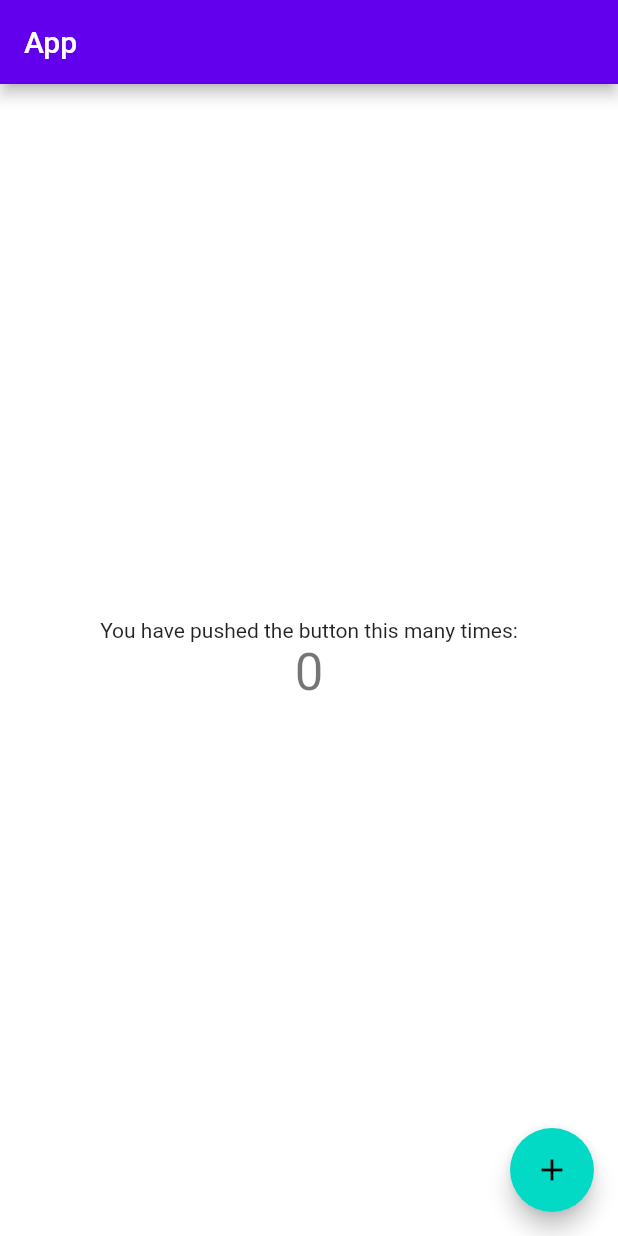
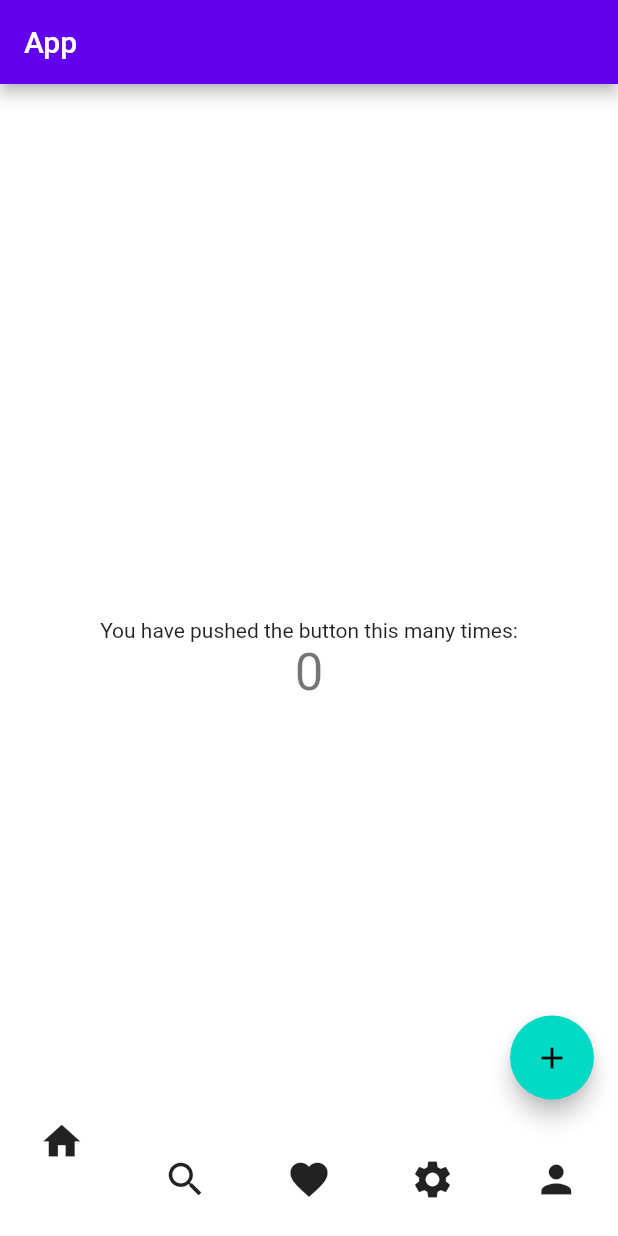
Before and after one commit to suliman-khaan/expense_ibrar, a Flutter app: the screen it shows after launch, on a phone screen of 412 x 824 dp. Run offline on Flutter 3.47's test engine with Material 2 defaults, Android fonts, the phone set to English and light mode, and no system bars; drawn by our look-alikes of curved_navigation_bar.

```diff
--- a/lib/src/pages/home.dart
+++ b/lib/src/pages/home.dart
@@ -1,3 +1,4 @@
+import 'package:curved_navigation_bar/curved_navigation_bar.dart';
 import 'package:flutter/material.dart';
 
 class Home extends StatefulWidget {
@@ -8,6 +9,7 @@ class Home extends StatefulWidget {
 
 class _HomeState extends State<Home> {
   int _counter = 0;
+  int index = 0;
 
   void _incrementCounter() {
     setState(() {
@@ -18,6 +20,7 @@ class _HomeState extends State<Home> {
   @override
   Widget build(BuildContext context) {
     return Scaffold(
+        extendBody: true,
         appBar: AppBar(
           title: const Text("App"),
         ),
@@ -39,7 +42,21 @@ class _HomeState extends State<Home> {
           onPressed: _incrementCounter,
           tooltip: 'Increment',
           child: const Icon(Icons.add),
-      ), // This trailing comma makes auto-formatting nicer for build methods.
-    );
+        ),
+        bottomNavigationBar: CurvedNavigationBar(
+          backgroundColor: Colors.transparent,
+          index: index,
+          // height: 40,
+          animationCurve: Curves.easeInOut,
+          animationDuration: const Duration(milliseconds: 300),
+          items: const [
+            Icon(Icons.home, size: 30),
+            Icon(Icons.search, size: 30),
+            Icon(Icons.favorite, size: 30),
+            Icon(Icons.settings, size: 30),
+            Icon(Icons.person, size: 30)
+          ],
+          onTap: (index) => setState(() => this.index = index),
+        ));
   }
 }
--- a/lib/src/resources/change_theme_button_widget.dart
+++ b/lib/src/resources/change_theme_button_widget.dart
@@ -1,4 +1,3 @@
-// ignore: file_names
 import 'package:expense/src/resources/theme_provider.dart';
 import 'package:flutter/material.dart';
 // ignore: import_of_legacy_library_into_null_safe
--- a/pubspec.yaml
+++ b/pubspec.yaml
@@ -14,7 +14,8 @@ dependencies:
 
 
   cupertino_icons: ^1.0.2
-  provider: ^ 4.3.2+3
+  provider: ^4.3.2+3
+  curved_navigation_bar: ^1.0.3
 
 
 dev_dependencies:
```
Also changed, not shown: pubspec.lock. Lines whose indentation alone changed are shown as unchanged.
